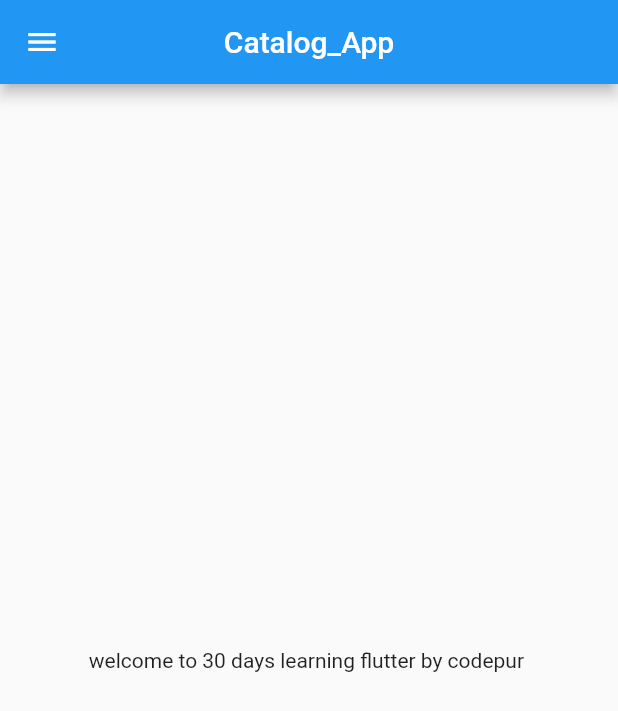
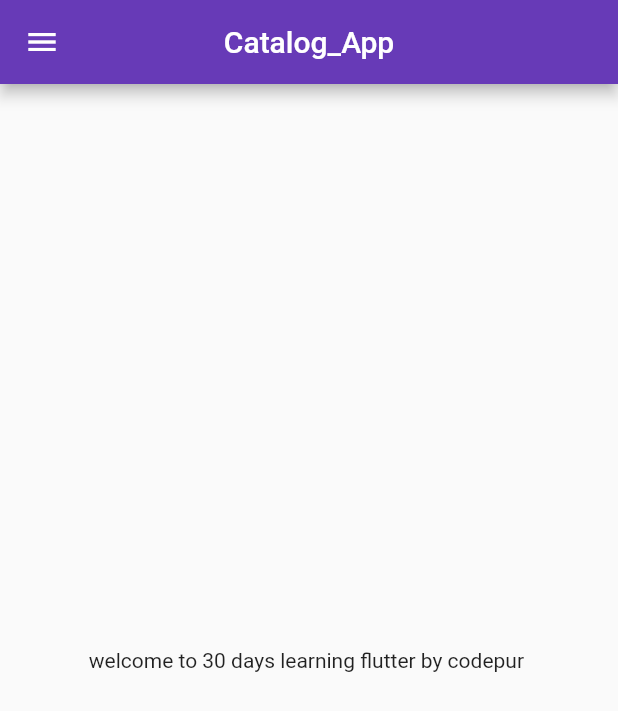
Before and after one commit to ferdoush10/Flutter_Catalog_App, a Flutter app: the screen it shows after launch, on a phone screen of 412 x 824 dp. Shown: the top 711 px of the screen. Run offline on Flutter 3.47's test engine with Material 2 defaults, Android fonts, the phone set to English and light mode, and no system bars.

Commit message:
day2 completed

```diff
--- a/lib/home_page.dart
+++ /dev/null
@@ -1,24 +0,0 @@
-import 'package:flutter/material.dart';
-
-class HomePage extends StatelessWidget {
-  final int num = 30;
-  final String name = "codepur";
-
-  @override
-  Widget build(BuildContext context) {
-    return MaterialApp(
-      debugShowCheckedModeBanner: false,
-      home: Scaffold(
-        appBar: AppBar(
-          title: Text("Catalog_App"),
-          centerTitle: true,
-        ),
-        body: Container(
-          child: Center(
-              child: Text("welcome to $num days learning flutter by $name ")),
-        ),
-        drawer: Drawer(),
-      ),
-    );
-  }
-}
--- a/lib/main.dart
+++ b/lib/main.dart
@@ -1,5 +1,6 @@
 import 'package:flutter/material.dart';
-import 'package:flutter_catalog/home_page.dart';
+import 'package:flutter_catalog/pages/home_page.dart';
+import 'package:flutter_catalog/pages/login_page.dart';
 
 void main() {
   runApp(
@@ -8,10 +9,20 @@ void main() {
 }
 
 class MyApp extends StatelessWidget {
-  const MyApp({Key? key}) : super(key: key);
-
+  // const MyApp({Key? key}) : super(key: key);
   @override
   Widget build(BuildContext context) {
-    return HomePage();
+    return MaterialApp(
+        debugShowCheckedModeBanner: false,
+        //title: 'Catalog_App',
+        themeMode: ThemeMode.light,
+        theme: ThemeData(primarySwatch: Colors.deepPurple),
+        darkTheme: ThemeData(brightness: Brightness.dark),
+        initialRoute: "/home",
+        routes: {
+          "/": (context) => LoginPage(),
+          "/home": (context) => HomePage(),
+          "/login": (context) => LoginPage(),
+        });
   }
 }
--- /dev/null
+++ b/lib/pages/home_page.dart
@@ -0,0 +1,21 @@
+import 'package:flutter/material.dart';
+
+class HomePage extends StatelessWidget {
+  final int num = 30;
+  final String name = "codepur";
+
+  @override
+  Widget build(BuildContext context) {
+    return Scaffold(
+      appBar: AppBar(
+        title: Text("Catalog_App"),
+        centerTitle: true,
+      ),
+      body: Container(
+        child: Center(
+            child: Text("welcome to $num days learning flutter by $name ")),
+      ),
+      drawer: Drawer(),
+    );
+  }
+}
```
Also changed, not shown: lib/pages/login_page.dart (added, +21 -0 lines).
